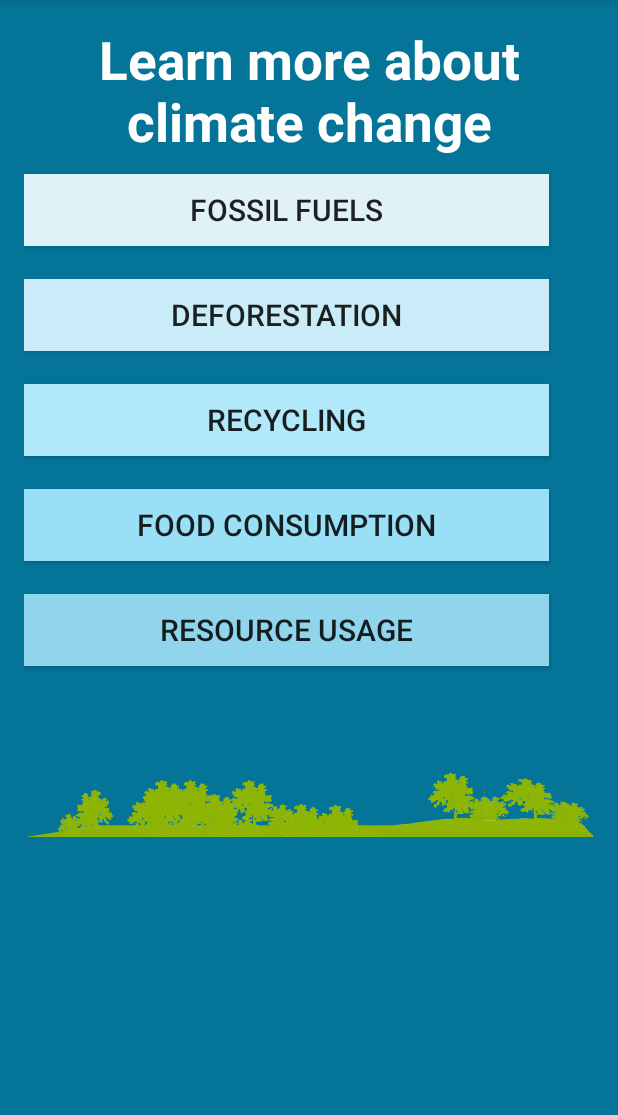
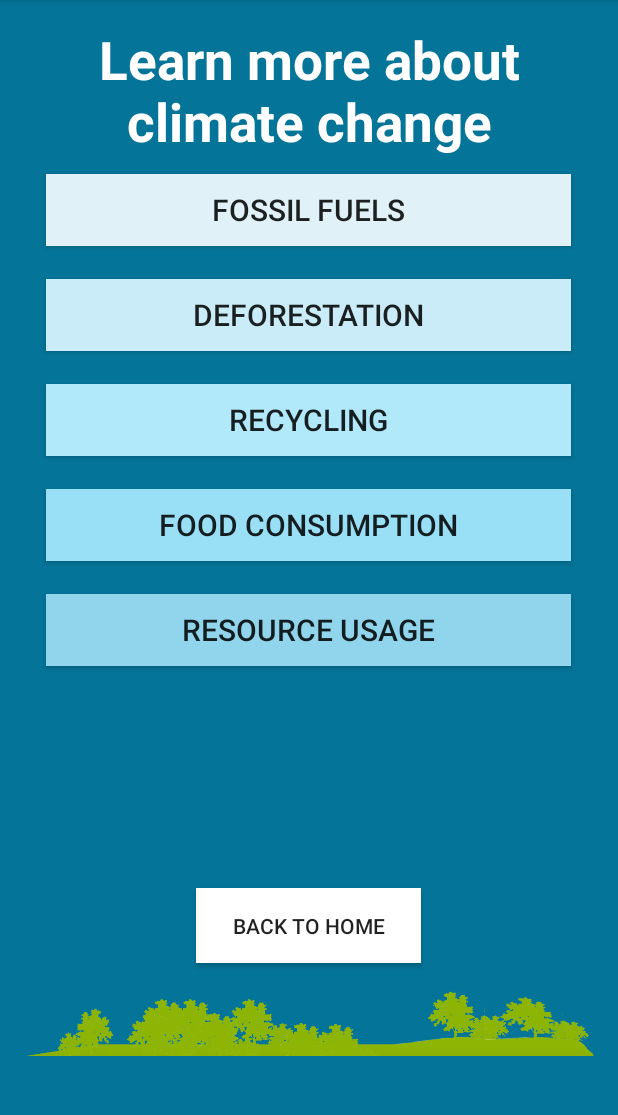
Before and after one commit to katiebehrmann/FinalProject-KatieBLindsayB, an Android app: the Learn screen opened directly, with no data from a screen before it, on a phone screen of 412 x 824 dp, the part 84-1199 px from its top. Run offline under Robolectric (Android 15) with nearby library versions, the phone set to English and light mode, and no system bars.

Commit message:
Final Tweaks

```diff
--- a/app/src/main/res/layout/activity_call_rep.xml
+++ b/app/src/main/res/layout/activity_call_rep.xml
@@ -71,5 +71,4 @@
 
     </LinearLayout>
 
-
 </LinearLayout>
--- a/app/src/main/res/layout/activity_daily_travel.xml
+++ b/app/src/main/res/layout/activity_daily_travel.xml
@@ -54,6 +54,7 @@
         android:textColor="#FFFF"
         android:textStyle="bold"
         android:textSize="18dp"
+        android:paddingLeft="12dp"
         android:id="@+id/car"
         android:fontFamily="verdana"
         android:layout_marginTop="275dp" />
@@ -66,6 +67,7 @@
         android:text="Plane"
         android:textSize="18dp"
         android:textColor="#FFFF"
+        android:paddingLeft="12dp"
         android:textStyle="bold"
         android:fontFamily="verdana"
         android:layout_marginTop="275dp"
@@ -76,7 +78,8 @@
         android:layout_height="wrap_content"
         android:onClick="backHome"
         android:layout_alignParentBottom="true"
-        android:text="See Climate Scores" />
+        android:text="See Climate Scores"
+        android:background="#FFFF" />
 
 
 </RelativeLayout>
--- a/app/src/main/res/layout/activity_deforestation.xml
+++ b/app/src/main/res/layout/activity_deforestation.xml
@@ -56,4 +56,5 @@
         android:onClick="backHome"
         android:background="#D4674E" />
 
+
 </LinearLayout>
--- a/app/src/main/res/layout/activity_learn.xml
+++ b/app/src/main/res/layout/activity_learn.xml
@@ -18,12 +18,14 @@
         android:textSize="35dp"
         android:textColor="#FFFF"
         android:textStyle="bold"
+
         android:textAlignment="center" />
 
     <Button
         android:layout_width="350dp"
         android:layout_height="wrap_content"
         android:layout_marginTop="100dp"
+        android:layout_centerHorizontal="true"
         android:text="@string/fossil_fuel"
         android:onClick="fossilFuels"
         android:textSize="20dp"
@@ -33,6 +35,7 @@
         android:layout_width="350dp"
         android:layout_height="wrap_content"
         android:onClick="deforestation"
+        android:layout_centerHorizontal="true"
         android:layout_marginTop="170dp"
         android:text="@string/deforest"
         android:textSize="20dp"
@@ -42,6 +45,7 @@
         android:layout_width="350dp"
         android:layout_height="wrap_content"
         android:layout_marginTop="240dp"
+        android:layout_centerHorizontal="true"
         android:onClick="recycling"
         android:text="@string/recycling"
         android:textSize="20dp"
@@ -51,6 +55,7 @@
         android:layout_width="350dp"
         android:layout_height="wrap_content"
         android:layout_marginTop="310dp"
+        android:layout_centerHorizontal="true"
         android:text="@string/food_consumption"
         android:textSize="20dp"
         android:onClick="foodConsumption"
@@ -61,13 +66,31 @@
         android:layout_height="wrap_content"
         android:layout_marginTop="380dp"
         android:text="@string/resource"
+        android:layout_centerHorizontal="true"
         android:onClick="resourceUsage"
         android:textSize="20dp"
-        android:background="#90D5EC" />
+        android:background="#90D5EC"
+        android:id="@+id/button2" />
+
+    <Button
+        android:layout_width="150dp"
+        android:layout_height="50dp"
+        android:background="#FFFF"
+        android:onClick="backHome2"
+        android:text="@string/back_home"
+        android:layout_marginLeft="8dp"
+        android:layout_marginRight="8dp"
+        android:layout_alignTop="@+id/imageView"
+        android:layout_centerHorizontal="true"
+        android:id="@+id/button" />
 
     <ImageView
         android:layout_width="wrap_content"
         android:layout_height="wrap_content"
         android:src="@drawable/footer"
-        android:layout_marginTop="450dp" />
+        android:id="@+id/imageView"
+        android:paddingTop="20dp"
+        android:layout_alignParentBottom="true"
+        android:layout_alignParentStart="true" />
+
 </RelativeLayout>
--- a/app/src/main/res/layout/activity_recycling.xml
+++ b/app/src/main/res/layout/activity_recycling.xml
@@ -38,7 +38,7 @@
                 android:textSize="15dp"
                 android:textStyle="bold"
                 android:textColor="#FFFF"
-                android:text="@string/deforestation" />
+                android:text="@string/recycling_info" />
 
         </LinearLayout>
 
--- a/app/src/main/res/layout/activity_track_diet.xml
+++ b/app/src/main/res/layout/activity_track_diet.xml
@@ -78,6 +78,7 @@
         android:text="Track next goal"
         android:layout_alignParentRight="true"
         android:onClick="trackNext"
-        android:layout_alignParentBottom="true" />
+        android:layout_alignParentBottom="true"
+        android:background="#FFFF" />
 
 </RelativeLayout>
--- a/app/src/main/res/layout/activity_track_lightbulbs.xml
+++ b/app/src/main/res/layout/activity_track_lightbulbs.xml
@@ -75,8 +75,10 @@
     <Button
         android:layout_width="match_parent"
         android:layout_height="wrap_content"
+        android:background="#FFFF"
         android:text="@string/track_next"
         android:onClick="trackNext"
         android:layout_alignParentBottom="true" />
 
+
 </RelativeLayout>
--- a/app/src/main/res/values/strings.xml
+++ b/app/src/main/res/values/strings.xml
@@ -24,7 +24,7 @@
     <string name="sign_up">Sign Up</string>
     <string name="fossil_fuels">"If you want to reduce your carbon footprint, one of the most significant ways you can do so is by limiting your usage of fossil fuels. On Earth, human activities are changing the natural greenhouse. Over the last century the burning of fossil fuels like coal and oil has increased the concentration of atmospheric carbon dioxide (CO2). This happens because the coal or oil burning process combines carbon with oxygen in the air to make CO2. To a lesser extent, the clearing of land for agriculture, industry, and other human activities has increased concentrations of greenhouse gases. In its Fifth Assessment Report, the Intergovernmental Panel on Climate Change, a group of 1,300 independent scientific experts from countries all over the world under the auspices of the United Nations, concluded theres a more than 95 percent probability that human activities over the past 50 years have warmed our planet. The industrial activities that our modern civilization depends upon have raised atmospheric carbon dioxide levels from 280 parts per million to 400 parts per million in the last 150 years. The panel also concluded there's a better than 95 percent probability that human-produced greenhouse gases such as carbon dioxide, methane and nitrous oxide have caused much of the observed increase in Earths temperatures over the past 50 years."</string>
     <string name="deforestation">"Forests are vital for human and animal lives as they are home to millions of species, prevent soil erosion, play a crucial role in water cycle by returning water vapor back into the atmosphere, absorb greenhouse gases that fuel global warming, keep soil moist by blocking the sun, produce oxygen and absorb carbon dioxide. Forests cover about 30% of the world’s land area and large patches of forests are lost every year due to deforestation. If current rate of deforestation continue, there will be no more rainforests in 100 years. It is estimated that due to cutting and burning of forests every year, more than 1.5 billion tons of carbon dioxide are released into the atmosphere."</string>
-
+    <string name="recycling_info">"Recycling is one of the best ways for you to have a positive impact on the world in which we live. Recycling is important to both the natural environment and us. We must act fast as the amount of waste we create is increasing all the time. This is because people have the buying power to purchase a lot of goods, many of which they don't need, and contain harmful chemicals that do not decompose or break down. As our planet gains "stuff", we must also find ways to get rid of what we currently have. Recycling plastics and paper in your home is not the only way to participate, though it is a great help! You can also make a difference by buying used goods, visiting thrift stores instead of purchasing new items, bringing your own reusable bags to the supermarket, and investing in products that are recyclerable or can naturally decompose. Avoid styrofoam and other synthetic materials that stay intact for hundreds of years. By reducing the amount of new stuff you buy, reusing and repurposing materials for new projects, and seeking out goods that can be recycled, you'll be making a huge impact on the world around you!</string>
     <string name="food_consumption_info">"Though we often don't think about it, the way we eat has a big impact on climate change. The way we farm meat, and the resources necessary to raise and process animals, has called meat-based eating into question. As a result, researchers have looked into the impact that low-meat or vegetarian diets could have on the environment at large. One study shows a global transition to a low-meat diet would result in a 50% reduction climate change costs by 2050. That is a significant change! Unfortunately, many Americans are not aware of the impact that raising and eating meat has globally. Many are also reluctant at the idea of stopping meat consumption all together, based on preference or tradition. However, Prof Keith Richards, at the University of Cambridge and one of the researchers behind the two key scientific studies, said: “This is not a radical vegetarian argument; it is an argument about eating meat in sensible amounts as part of healthy, balanced diets.” While we won't force you to stop eating meat, you can be a real Climate Hero by making smarter choices, practicing "Meatless Mondays" - and if you must, choose lighter-impact meats like chicken as opposed to heavy resource users like red meat."</string>
     <string name="resource_usage">"The effects of deforestation, fossil fuel usage, mass production of new materials, and a global meat diet all contribute to the escalating issue of resource usage. Many resources are finite, and as we continue to use without proper replenishment, we leave our planet and ourselves at a disadvantage. The average house requires 20-30 mature trees in order to be built. The average hamburger requires 660 gallons of water to be produced over the course of its "farm to table" timeline. The average plastic bag, if not recycled, can take 1,000 years to decompose. A single airplane passenger contributes 90 kilograms of C02 per hour directly into the atmosphere. Multiply that out by passenger per plane, and planes per day, and the numbers are truly scary. Reducing our usage of resources across the board - by finding alternate means of travel, recycling, buying used goods, bringing reusable bags, building sustainable homes, eating less meat, driving earth-responsible cars, and so on will save our population and our planet. Without active measures to do so, we put ourselves at risk of a resource shortage without the proper infrastructure to handle it. This can cause worldwide starvation, turmoil, and conflict. So do your part - being a Climate Hero can save the world!"</string>
 
```
Also changed, not shown: app/src/main/java/com/example/android/climatehero/DailyTravel.java (+0 -16 lines).
